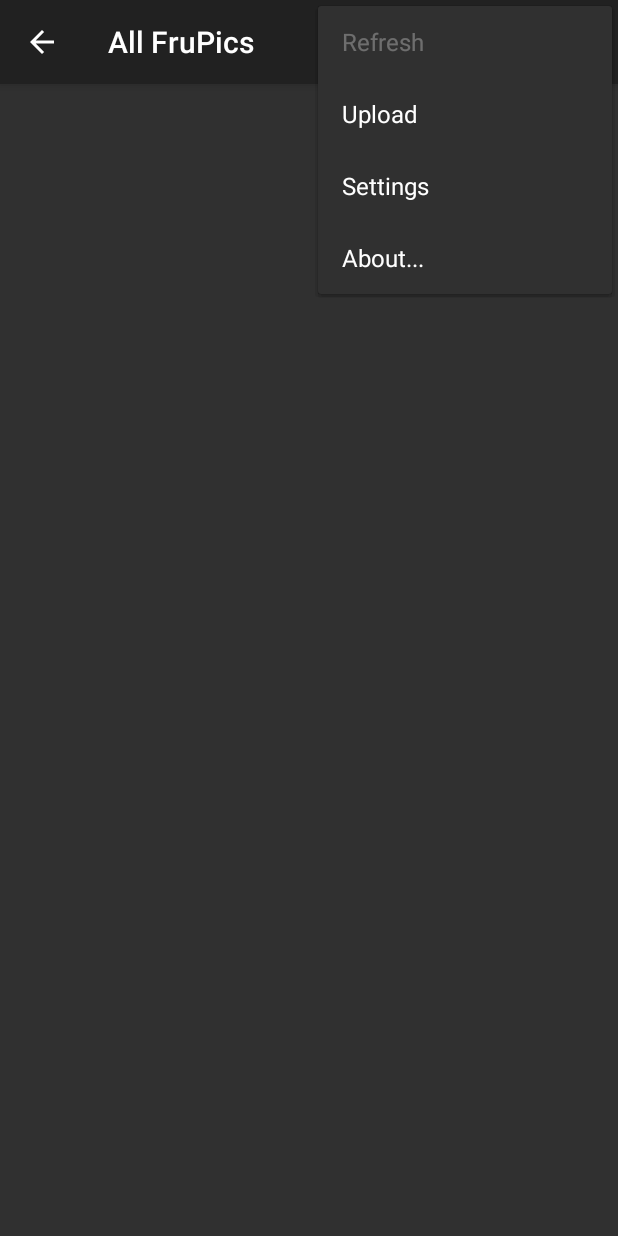
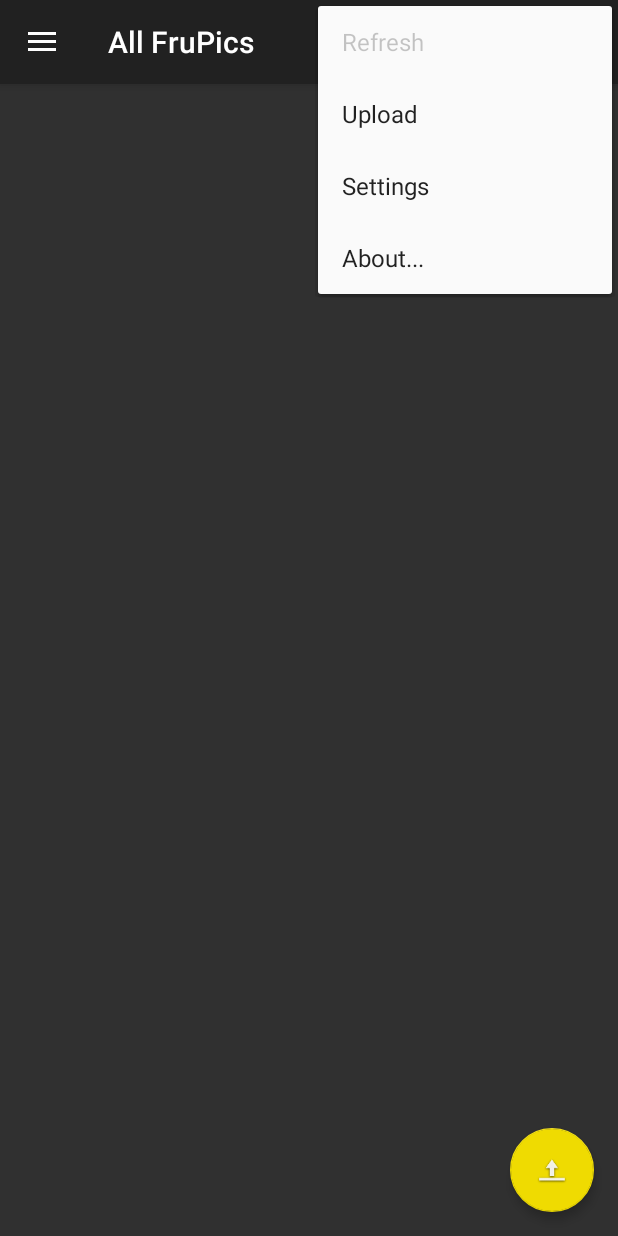
Before and after one commit to shlusiak/FruPic-App, an Android app: the screen it shows after launch (FruPicGrid), with the options menu open, on a phone screen of 412 x 824 dp. Run offline under Robolectric (Android 15) with nearby library versions, the phone set to English and light mode, and no system bars; 4 statements that could not run were skipped.

Commit message:
use ToolBar instead of ActionBar

```diff
--- a/app/build.gradle
+++ b/app/build.gradle
@@ -7,7 +7,7 @@ android {
     defaultConfig {
         applicationId "de.saschahlusiak.frupic"
 
-        minSdkVersion 11
+        minSdkVersion 12
         targetSdkVersion 25
 
         versionCode 23
@@ -25,6 +25,7 @@ dependencies {
     compile fileTree(dir: 'libs', include: ['*.jar'])
 
     compile 'com.android.support:appcompat-v7:25.3.1'
+    compile 'com.android.support:design:25.3.1'
 
     testCompile 'junit:junit:4.12'
 }
--- a/app/src/main/AndroidManifest.xml
+++ b/app/src/main/AndroidManifest.xml
@@ -40,7 +40,7 @@
         <activity
             android:label="@string/app_name"
             android:launchMode="singleTask"
-            android:theme="@style/AppTheme"
+            android:theme="@style/AppTheme.NoActionbar"
             android:name=".grid.FruPicGrid" >
             <intent-filter >
                 <action android:name="android.intent.action.MAIN" />
@@ -50,7 +50,7 @@
         <activity
             android:label="@string/app_name"
             android:name=".gallery.FruPicGallery"
-            android:theme="@style/AppTheme" >
+            android:theme="@style/AppTheme.NoActionbar" >
         </activity>
         <activity
             android:label="@string/preferences"
--- a/app/src/main/java/de/saschahlusiak/frupic/grid/FruPicGrid.java
+++ b/app/src/main/java/de/saschahlusiak/frupic/grid/FruPicGrid.java
@@ -1,28 +1,27 @@
 package de.saschahlusiak.frupic.grid;
 
+import android.app.DownloadManager;
+import android.os.*;
+import android.support.v4.widget.DrawerLayout;
+import android.support.v4.widget.SwipeRefreshLayout;
 import android.support.v7.app.AppCompatActivity;
+import android.support.v7.widget.Toolbar;
+import android.view.*;
+import de.saschahlusiak.frupic.about.AboutActivity;
+import de.saschahlusiak.frupic.detail.DetailDialog;
+import de.saschahlusiak.frupic.gallery.FruPicGallery;
+import de.saschahlusiak.frupic.preferences.FrupicPreferences;
+import de.saschahlusiak.frupic.services.*;
+import de.saschahlusiak.frupic.upload.UploadActivity;
 import me.leolin.shortcutbadger.ShortcutBadger;
 import de.saschahlusiak.frupic.R;
-import de.saschahlusiak.frupic.about.AboutActivity;
 import de.saschahlusiak.frupic.cache.FileCacheUtils;
 import de.saschahlusiak.frupic.db.FrupicDB;
-import de.saschahlusiak.frupic.detail.DetailDialog;
-import de.saschahlusiak.frupic.gallery.FruPicGallery;
 import de.saschahlusiak.frupic.model.*;
-import de.saschahlusiak.frupic.preferences.FrupicPreferences;
-import de.saschahlusiak.frupic.services.AutoRefreshManager;
-import de.saschahlusiak.frupic.services.Job;
-import de.saschahlusiak.frupic.services.PurgeCacheJob;
 import de.saschahlusiak.frupic.services.Job.OnJobListener;
 import de.saschahlusiak.frupic.services.Job.Priority;
-import de.saschahlusiak.frupic.services.JobManager;
 import de.saschahlusiak.frupic.services.JobManager.JobManagerBinder;
-import de.saschahlusiak.frupic.services.RefreshJob;
-import de.saschahlusiak.frupic.upload.UploadActivity;
 import android.annotation.TargetApi;
-import android.app.Activity;
-import android.app.DownloadManager;
-import android.app.DownloadManager.Request;
 import android.content.ComponentName;
 import android.content.Context;
 import android.content.Intent;
@@ -35,25 +34,11 @@ import android.graphics.PixelFormat;
 import android.net.ConnectivityManager;
 import android.net.NetworkInfo;
 import android.net.Uri;
-import android.os.Build;
-import android.os.Bundle;
-import android.os.Environment;
-import android.os.Handler;
-import android.os.IBinder;
 import android.preference.PreferenceManager;
-import android.support.v4.app.ActionBarDrawerToggle;
+import android.support.v7.app.ActionBarDrawerToggle;
 import android.support.v4.view.GravityCompat;
-import android.support.v4.widget.DrawerLayout;
-import android.support.v4.widget.SwipeRefreshLayout;
-import android.support.v4.widget.SwipeRefreshLayout.OnRefreshListener;
 import android.util.Log;
 import android.util.LruCache;
-import android.view.LayoutInflater;
-import android.view.Menu;
-import android.view.MenuInflater;
-import android.view.MenuItem;
-import android.view.View;
-import android.view.WindowManager;
 import android.view.WindowManager.LayoutParams;
 import android.widget.AbsListView;
 import android.widget.AdapterView;
@@ -65,28 +50,29 @@ import android.widget.AdapterView.AdapterContextMenuInfo;
 import android.widget.AdapterView.OnItemClickListener;
 import android.widget.Toast;
 
-public class FruPicGrid extends AppCompatActivity implements OnItemClickListener, OnScrollListener, OnJobListener, OnRefreshListener {
+public class FruPicGrid extends AppCompatActivity implements OnItemClickListener, OnScrollListener, OnJobListener, SwipeRefreshLayout.OnRefreshListener {
 	static private final String tag = FruPicGrid.class.getSimpleName();
 	static private final int REQUEST_PICK_PICTURE = 1;
 
-	GridView grid;
-	FruPicGridAdapter adapter;
-	FrupicFactory factory;
-	Menu optionsMenu;
-	View mRefreshIndeterminateProgressView;
-	FrupicDB db;
-	Cursor cursor;
-	PurgeCacheJob purgeCacheJob;
-	ConnectivityManager cm;
+	private GridView grid;
+	private FruPicGridAdapter adapter;
+	private FrupicFactory factory;
+	private Menu optionsMenu;
+	private View mRefreshIndeterminateProgressView;
+	private FrupicDB db;
+	private Cursor cursor;
+	private PurgeCacheJob purgeCacheJob;
+	private ConnectivityManager cm;
 
-    DrawerLayout mDrawerLayout;
-    ListView mDrawerList;
-    NavigationListAdapter navigationAdapter;
-    View mDrawer;
-    ActionBarDrawerToggle mDrawerToggle;
-    int currentCategory;
+	private DrawerLayout mDrawerLayout;
+	private ListView mDrawerList;
+	private NavigationListAdapter navigationAdapter;
+	private View mDrawer;
+	private ActionBarDrawerToggle mDrawerToggle;
+	private int currentCategory;
 
-    JobManagerConnection jobManagerConnection;
+	/* access from GridAdapter */
+	public JobManagerConnection jobManagerConnection;
 
 	public static final int FRUPICS_STEP = 100;
 
@@ -96,14 +82,14 @@ public class FruPicGrid extends AppCompatActivity implements OnItemClickListener
 		}
 	};
 
-    Handler mHandler = new Handler();
+	private Handler mHandler = new Handler();
 	private WindowManager mWindowManager;
 	private TextView mDialogText;
 	private boolean mShowing;
 	private boolean mReady;
-    SwipeRefreshLayout swipeLayout;
+	private SwipeRefreshLayout swipeLayout;
 
-    SharedPreferences prefs;
+	private SharedPreferences prefs;
 
 	static class JobManagerConnection implements ServiceConnection {
 		FruPicGrid activity;
@@ -118,7 +104,7 @@ public class FruPicGrid extends AppCompatActivity implements OnItemClickListener
 		@Override
 		public void onServiceConnected(ComponentName name, IBinder service) {
 			Log.d(tag, "onServiceConnected");
-    		jobManager = ((JobManagerBinder)service).getService();
+			jobManager = ((JobManagerBinder) service).getService();
 			refreshJob = jobManager.getRefreshJob();
 			refreshJob.addJobListener(activity);
 			if (refreshJob.isRunning())
@@ -177,14 +163,24 @@ public class FruPicGrid extends AppCompatActivity implements OnItemClickListener
 
 		setContentView(R.layout.grid_activity);
 
+
+		Toolbar toolbar = (Toolbar) findViewById(R.id.toolbar);
+		setSupportActionBar(toolbar);
+
 		mDrawerLayout = (DrawerLayout) findViewById(R.id.drawer_layout);
 		mDrawerList = (ListView) findViewById(R.id.navigation_list);
 		mDrawer = findViewById(R.id.left_drawer);
 
-        swipeLayout = (SwipeRefreshLayout) findViewById(R.id.swipeLayout);
-        swipeLayout.setOnRefreshListener(this);
+		mDrawerToggle = new android.support.v7.app.ActionBarDrawerToggle(this, mDrawerLayout, toolbar, R.string.drawer_open, R.string.drawer_close);
+		mDrawerLayout.addDrawerListener(mDrawerToggle);
+		mDrawerToggle.syncState();
+		mDrawerToggle.setToolbarNavigationClickListener(new View.OnClickListener() {
+			@Override
+			public void onClick(View v) {
+//					onNavigateUp();
+			}
+		});
 
-        mDrawerLayout.setDrawerShadow(R.drawable.drawer_shadow, GravityCompat.START);
         navigationAdapter = new NavigationListAdapter(this);
         mDrawerList.setChoiceMode(ListView.CHOICE_MODE_SINGLE);
         mDrawerList.setAdapter(navigationAdapter);
@@ -200,14 +196,8 @@ public class FruPicGrid extends AppCompatActivity implements OnItemClickListener
 			getSupportActionBar().setDisplayHomeAsUpEnabled(true);
 		}
 
-        mDrawerToggle = new ActionBarDrawerToggle(
-                this,                  /* host Activity */
-                mDrawerLayout,         /* DrawerLayout object */
-                R.drawable.ic_drawer,  /* nav drawer image to replace 'Up' caret */
-                R.string.drawer_open,  /* "open drawer" description for accessibility */
-                R.string.drawer_close  /* "close drawer" description for accessibility */
-        		);
-        mDrawerLayout.setDrawerListener(mDrawerToggle);
+        swipeLayout = (SwipeRefreshLayout) findViewById(R.id.swipeLayout);
+        swipeLayout.setOnRefreshListener(this);
 
 		factory = new FrupicFactory(this);
 
@@ -231,6 +221,16 @@ public class FruPicGrid extends AppCompatActivity implements OnItemClickListener
 			getApplicationContext().bindService(intent, jobManagerConnection, Context.BIND_AUTO_CREATE);
 		}
 	    cm = (ConnectivityManager)getSystemService(CONNECTIVITY_SERVICE);
+
+		findViewById(R.id.upload).setOnClickListener(new View.OnClickListener() {
+			@Override
+			public void onClick(View v) {
+				Intent intent = new Intent(Intent.ACTION_PICK);
+				intent.setType("image/*");
+				startActivityForResult(Intent.createChooser(intent,
+					getString(R.string.upload)), REQUEST_PICK_PICTURE);
+			}
+		});
 
 		adapter = new FruPicGridAdapter(this, factory, 300);
 		if (retainedConfig != null)
@@ -558,7 +558,7 @@ public class FruPicGrid extends AppCompatActivity implements OnItemClickListener
 			req.setVisibleInDownloadsUi(true);
 
 			req.allowScanningByMediaScanner();
-			req.setNotificationVisibility(Request.VISIBILITY_VISIBLE_NOTIFY_COMPLETED);
+			req.setNotificationVisibility(DownloadManager.Request.VISIBILITY_VISIBLE_NOTIFY_COMPLETED);
 
 			req.setTitle(frupic.getFileName(false));
 			req.setDescription("Frupic " + frupic.getId());
@@ -632,12 +632,9 @@ public class FruPicGrid extends AppCompatActivity implements OnItemClickListener
 			currentCategory = position;
 			mDrawerList.setItemChecked(currentCategory, true);
 
-			if (getSupportActionBar() != null) {
+			setTitle(navigationAdapter.getItem(position));
 			getSupportActionBar().setTitle(navigationAdapter.getItem(position));
-				if (Build.VERSION.SDK_INT >= 14) {
-					getSupportActionBar().setIcon(navigationAdapter.getIcon(position));
-				}
-			}
+
 			cursorChanged();
 			invalidateOptionsMenu();
 		} else {
@@ -663,8 +660,6 @@ public class FruPicGrid extends AppCompatActivity implements OnItemClickListener
 		}
 		return true;
 	}
-
-
 
 	@Override
 	public void OnJobStarted(Job job) {
--- a/app/src/main/java/de/saschahlusiak/frupic/grid/FruPicGridAdapter.java
+++ b/app/src/main/java/de/saschahlusiak/frupic/grid/FruPicGridAdapter.java
@@ -26,9 +26,9 @@ import android.widget.ImageView;
 
 public class FruPicGridAdapter extends CursorAdapter {
 	private static final String tag = FruPicGridAdapter.class.getSimpleName();
-	FruPicGrid activity;
-	FrupicFactory factory;
-	LruCache<Integer, Bitmap> cache;
+	private FruPicGrid activity;
+	private FrupicFactory factory;
+	private LruCache<Integer, Bitmap> cache;
 
 	public class ViewHolder implements OnJobListener {
 		Frupic frupic;
--- a/app/src/main/java/de/saschahlusiak/frupic/preferences/FrupicPreferences.java
+++ b/app/src/main/java/de/saschahlusiak/frupic/preferences/FrupicPreferences.java
@@ -12,7 +12,8 @@ public class FrupicPreferences extends PreferenceActivity {
 	@Override
 	protected void onCreate(Bundle savedInstanceState) {
 		super.onCreate(savedInstanceState);
-		getActionBar().setDisplayHomeAsUpEnabled(true);
+		// FIXME
+//		getSupportActionBar().setDisplayHomeAsUpEnabled(true);
 	}
 
 	@Override
--- a/app/src/main/res/layout/about_activity.xml
+++ b/app/src/main/res/layout/about_activity.xml
@@ -29,7 +29,7 @@
                 android:layout_height="wrap_content"
                 android:gravity="center"
                 android:singleLine="true"
-                android:text="Copyright (c) Sascha Hlusiak, 2012-2015."
+                android:text="Copyright (c) Sascha Hlusiak, 2012-2017."
                 android:textAppearance="?android:attr/textAppearanceSmall" />
 
             <TextView
--- a/app/src/main/res/layout/grid_activity.xml
+++ b/app/src/main/res/layout/grid_activity.xml
@@ -1,14 +1,38 @@
 <?xml version="1.0" encoding="utf-8"?>
 <android.support.v4.widget.DrawerLayout
     xmlns:android="http://schemas.android.com/apk/res/android"
+    xmlns:tools="http://schemas.android.com/tools"
+    xmlns:app="http://schemas.android.com/apk/res-auto"
     android:id="@+id/drawer_layout"
     android:layout_width="match_parent"
     android:layout_height="match_parent">
 
+    <android.support.design.widget.CoordinatorLayout
+        android:id="@+id/main_content"
+        android:layout_width="match_parent"
+        android:layout_height="match_parent"
+        tools:context="de.saschahlusiak.frupic.grid.FruPicGrid">
+
+        <android.support.design.widget.AppBarLayout
+            android:id="@+id/appbar"
+            android:layout_width="match_parent"
+            android:layout_height="wrap_content"
+            android:theme="@style/AppTheme.AppBarOverlay">
+
+            <android.support.v7.widget.Toolbar
+                android:id="@+id/toolbar"
+                android:layout_width="match_parent"
+                android:layout_height="?attr/actionBarSize"
+                app:popupTheme="@style/AppTheme.PopupOverlay"
+                app:layout_collapseMode="pin"/>
+
+        </android.support.design.widget.AppBarLayout>
+
         <android.support.v4.widget.SwipeRefreshLayout
             android:id="@+id/swipeLayout"
+            app:layout_behavior="@string/appbar_scrolling_view_behavior"
             android:layout_width="match_parent"
-        android:layout_height="match_parent" >
+            android:layout_height="match_parent">
 
             <GridView
                 android:id="@+id/gridView"
@@ -19,13 +43,28 @@
                 android:gravity="center"
                 android:horizontalSpacing="10dp"
                 android:numColumns="auto_fit"
-	        android:verticalSpacing="10dp" >
+                android:verticalSpacing="10dp">
 
                 <!-- Preview: listitem=@layout/grid_item -->
 
             </GridView>
 
         </android.support.v4.widget.SwipeRefreshLayout>
+
+        <android.support.design.widget.FloatingActionButton
+            android:id="@+id/upload"
+            android:layout_width="wrap_content"
+            android:layout_height="wrap_content"
+            android:src="@drawable/ic_action_upload"
+            android:layout_alignParentRight="true"
+            android:layout_alignParentEnd="true"
+            app:layout_anchor="@id/swipeLayout"
+            app:layout_anchorGravity="bottom|right"
+            app:elevation="4dp"
+            android:layout_margin="16dp"/>
+
+
+    </android.support.design.widget.CoordinatorLayout>
 
     <LinearLayout
         android:id="@+id/left_drawer"
@@ -34,12 +73,11 @@
         android:layout_gravity="start"
         android:clickable="true"
         android:orientation="vertical"
-	    android:background="#ef3f3f3f" >
-
+        android:background="#ef3f3f3f">
 
         <ListView
             android:id="@+id/navigation_list"
             android:layout_width="match_parent"
-	        android:layout_height="wrap_content" />
+            android:layout_height="wrap_content"/>
     </LinearLayout>
 </android.support.v4.widget.DrawerLayout>
--- a/app/src/main/res/values/colors.xml
+++ b/app/src/main/res/values/colors.xml
@@ -2,5 +2,5 @@
 <resources>
     <color name="colorPrimary">#d2b800</color>
     <color name="colorPrimaryDark">#7e6d00</color>
-    <color name="colorAccent">#2adbff</color>
+    <color name="colorAccent">#efdb01</color>
 </resources>
--- a/app/src/main/res/values/styles.xml
+++ b/app/src/main/res/values/styles.xml
@@ -4,8 +4,16 @@
         <!-- Customize your theme here. -->
         <!--<item name="colorPrimary">@color/colorPrimary</item>-->
         <!--<item name="colorPrimaryDark">@color/colorPrimaryDark</item>-->
-        <!--<item name="colorAccent">@color/colorAccent</item>-->
+        <item name="colorAccent">@color/colorAccent</item>
     </style>
+
+    <style name="AppTheme.NoActionbar">
+        <item name="windowActionBar">false</item>
+        <item name="windowNoTitle">true</item>
+    </style>
+
+    <style name="AppTheme.AppBarOverlay" parent="ThemeOverlay.AppCompat.Dark.ActionBar"/>
+    <style name="AppTheme.PopupOverlay" parent="ThemeOverlay.AppCompat.Light"/>
 
     <style name="AppTheme.Dialog" parent="Theme.AppCompat.Light.Dialog.Alert"/>
 </resources>
--- a/app/src/main/res/xml/preferences_about.xml
+++ b/app/src/main/res/xml/preferences_about.xml
@@ -20,7 +20,7 @@
     </PreferenceScreen>
 
     <PreferenceScreen
-        android:summary="Copyright (c) by Sascha Hlusiak, 2012-2015."
+        android:summary="Copyright (c) by Sascha Hlusiak, 2012-2017."
         android:title="@string/about" >
         <intent android:action="de.saschahlusiak.frupic.SHOW_ABOUT" />
     </PreferenceScreen>
```
Also changed, not shown: app/src/main/java/de/saschahlusiak/frupic/gallery/FruPicGallery.java (+14 -11 lines), app/src/main/java/de/saschahlusiak/frupic/gallery/GalleryPagerAdapter.java (+5 -5 lines), app/src/main/res/layout/gallery_activity.xml (+18 -2 lines). Lines whose indentation alone changed are shown as unchanged.
